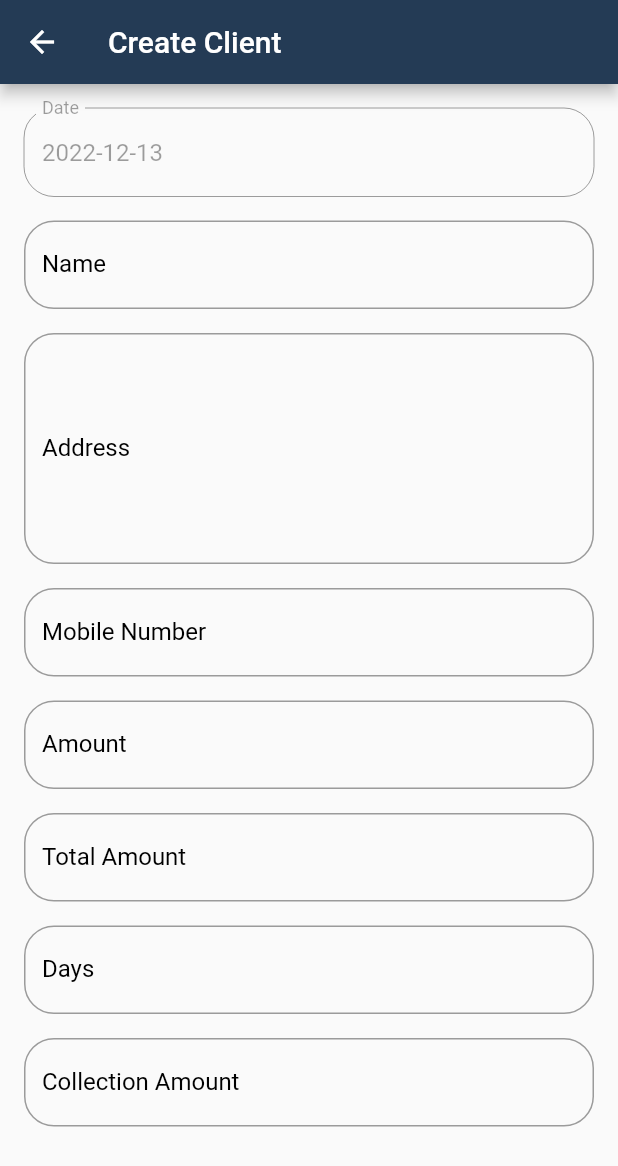
After one commit to mr-j-shah/arihant, a Flutter app: the addclient screen opened directly, on a phone screen of 412 x 824 dp. The commit adds this screen. Shown: the top 1166 px of the screen. Run offline on Flutter 3.47's test engine with Material 2 defaults, Android fonts, the phone set to English and light mode, and no system bars; missing offline and left inert: flutter_session_manager.

Commit message:
add clinet form design

```diff
--- /dev/null
+++ b/arihant/lib/screens/addclient.dart
@@ -0,0 +1,243 @@
+// ignore_for_file: camel_case_types
+
+import 'package:flutter/material.dart';
+import 'package:intl/intl.dart';
+
+class addclient extends StatefulWidget {
+  const addclient({super.key});
+
+  @override
+  State<addclient> createState() => _addclientState();
+}
+
+class _addclientState extends State<addclient> {
+  bool isLoading = true;
+  String _date = "";
+  @override
+  void initState() {
+    getdata();
+    super.initState();
+  }
+
+  @override
+  Widget build(BuildContext context) {
+    return Scaffold(
+      appBar: AppBar(
+        title: const Text("Create Client"),
+        backgroundColor: const Color.fromRGBO(36, 59, 85, 1),
+      ),
+      body: isLoading
+          // ignore: prefer_const_constructors
+          ? Center(
+              // ignore: prefer_const_constructors
+              child: CircularProgressIndicator(
+                color: const Color.fromRGBO(36, 59, 85, 1),
+              ),
+            )
+          : Padding(
+              padding: const EdgeInsets.all(8.0),
+              child: Form(
+                autovalidateMode: AutovalidateMode.onUserInteraction,
+                child: ListView(children: [
+                  Padding(
+                    padding: const EdgeInsets.all(8.0),
+                    child: TextFormField(
+                      enabled: false,
+                      cursorColor: const Color.fromRGBO(36, 59, 85, 1),
+                      initialValue: _date,
+                      decoration: InputDecoration(
+                        labelText: "Date",
+                        border: OutlineInputBorder(
+                          borderRadius: BorderRadius.circular(20.0),
+                          borderSide: const BorderSide(color: Colors.green),
+                        ),
+                        focusedBorder: OutlineInputBorder(
+                          borderRadius: BorderRadius.circular(20.0),
+                          // ignore: prefer_const_constructors
+                          borderSide: BorderSide(
+                              color: const Color.fromRGBO(36, 59, 85, 1)),
+                        ),
+                      ),
+                    ),
+                  ),
+                  Padding(
+                    padding: const EdgeInsets.all(8.0),
+                    child: TextFormField(
+                      // enabled: false,
+                      cursorColor: const Color.fromRGBO(36, 59, 85, 1),
+                      // initialValue: ,
+                      decoration: InputDecoration(
+                        labelText: "Name",
+                        labelStyle: TextStyle(color: Colors.black),
+                        border: OutlineInputBorder(
+                          borderRadius: BorderRadius.circular(20.0),
+                          borderSide: const BorderSide(color: Colors.green),
+                        ),
+                        focusedBorder: OutlineInputBorder(
+                          borderRadius: BorderRadius.circular(20.0),
+                          // ignore: prefer_const_constructors
+                          borderSide: BorderSide(
+                              color: const Color.fromRGBO(36, 59, 85, 1)),
+                        ),
+                      ),
+                    ),
+                  ),
+                  Padding(
+                    padding: const EdgeInsets.all(8.0),
+                    child: TextFormField(
+                      maxLines: 6,
+                      // enabled: false,
+                      cursorColor: const Color.fromRGBO(36, 59, 85, 1),
+                      // initialValue: _date,
+                      decoration: InputDecoration(
+                        labelText: "Address",
+                        labelStyle: TextStyle(color: Colors.black),
+                        border: OutlineInputBorder(
+                          borderRadius: BorderRadius.circular(20.0),
+                          borderSide: const BorderSide(color: Colors.green),
+                        ),
+                        focusedBorder: OutlineInputBorder(
+                          borderRadius: BorderRadius.circular(20.0),
+                          // ignore: prefer_const_constructors
+                          borderSide: BorderSide(
+                              color: const Color.fromRGBO(36, 59, 85, 1)),
+                        ),
+                      ),
+                    ),
+                  ),
+                  Padding(
+                    padding: const EdgeInsets.all(8.0),
+                    child: TextFormField(
+                      keyboardType: TextInputType.number,
+                      // enabled: false,
+                      cursorColor: const Color.fromRGBO(36, 59, 85, 1),
+                      // initialValue: ,
+                      decoration: InputDecoration(
+                        labelText: "Mobile Number",
+                        labelStyle: TextStyle(color: Colors.black),
+                        border: OutlineInputBorder(
+                          borderRadius: BorderRadius.circular(20.0),
+                          borderSide: const BorderSide(color: Colors.green),
+                        ),
+                        focusedBorder: OutlineInputBorder(
+                          borderRadius: BorderRadius.circular(20.0),
+                          // ignore: prefer_const_constructors
+                          borderSide: BorderSide(
+                              color: const Color.fromRGBO(36, 59, 85, 1)),
+                        ),
+                      ),
+                    ),
+                  ),
+                  Padding(
+                    padding: const EdgeInsets.all(8.0),
+                    child: TextFormField(
+                      keyboardType: TextInputType.number,
+                      // enabled: false,
+                      cursorColor: const Color.fromRGBO(36, 59, 85, 1),
+                      // initialValue: ,
+                      decoration: InputDecoration(
+                        labelText: "Amount",
+                        labelStyle: TextStyle(color: Colors.black),
+                        border: OutlineInputBorder(
+                          borderRadius: BorderRadius.circular(20.0),
+                          borderSide: const BorderSide(color: Colors.green),
+                        ),
+                        focusedBorder: OutlineInputBorder(
+                          borderRadius: BorderRadius.circular(20.0),
+                          // ignore: prefer_const_constructors
+                          borderSide: BorderSide(
+                              color: const Color.fromRGBO(36, 59, 85, 1)),
+                        ),
+                      ),
+                    ),
+                  ),
+                  Padding(
+                    padding: const EdgeInsets.all(8.0),
+                    child: TextFormField(
+                      keyboardType: TextInputType.number,
+                      // enabled: false,
+                      cursorColor: const Color.fromRGBO(36, 59, 85, 1),
+                      // initialValue: ,
+                      decoration: InputDecoration(
+                        labelText: "Total Amount",
+                        labelStyle: TextStyle(color: Colors.black),
+                        border: OutlineInputBorder(
+                          borderRadius: BorderRadius.circular(20.0),
+                          borderSide: const BorderSide(color: Colors.green),
+                        ),
+                        focusedBorder: OutlineInputBorder(
+                          borderRadius: BorderRadius.circular(20.0),
+                          // ignore: prefer_const_constructors
+                          borderSide: BorderSide(
+                              color: const Color.fromRGBO(36, 59, 85, 1)),
+                        ),
+                      ),
+                    ),
+                  ),
+                  Padding(
+                    padding: const EdgeInsets.all(8.0),
+                    child: TextFormField(
+                      // enabled: false,
+                      keyboardType: TextInputType.number,
+                      cursorColor: const Color.fromRGBO(36, 59, 85, 1),
+                      // initialValue: ,
+                      decoration: InputDecoration(
+                        labelText: "Days",
+                        labelStyle: TextStyle(color: Colors.black),
+                        border: OutlineInputBorder(
+                          borderRadius: BorderRadius.circular(20.0),
+                          borderSide: const BorderSide(color: Colors.green),
+                        ),
+                        focusedBorder: OutlineInputBorder(
+                          borderRadius: BorderRadius.circular(20.0),
+                          // ignore: prefer_const_constructors
+                          borderSide: BorderSide(
+                              color: const Color.fromRGBO(36, 59, 85, 1)),
+                        ),
+                      ),
+                    ),
+                  ),
+                  Padding(
+                    padding: const EdgeInsets.all(8.0),
+                    child: TextFormField(
+                      validator: ((value) {
+                        if (value == null) {
+                          return "Enter Collection amount";
+                        }
+                      }),
+                      keyboardType: TextInputType.number,
+                      // enabled: false,
+                      cursorColor: const Color.fromRGBO(36, 59, 85, 1),
+                      // initialValue: ,
+                      decoration: InputDecoration(
+                        labelText: "Collection Amount",
+                        labelStyle: TextStyle(color: Colors.black),
+                        border: OutlineInputBorder(
+                          borderRadius: BorderRadius.circular(20.0),
+                          borderSide: const BorderSide(color: Colors.green),
+                        ),
+                        focusedBorder: OutlineInputBorder(
+                          borderRadius: BorderRadius.circular(20.0),
+                          // ignore: prefer_const_constructors
+                          borderSide: BorderSide(
+                              color: const Color.fromRGBO(36, 59, 85, 1)),
+                        ),
+                      ),
+                    ),
+                  ),
+                ]),
+              ),
+            ),
+    );
+  }
+
+  getdata() {
+    final DateTime now = DateTime.now();
+    final DateFormat formatter = DateFormat('yyyy-MM-dd');
+    final String formatted = formatter.format(now);
+    setState(() {
+      isLoading = false;
+      _date = formatted;
+    });
+  }
+}
--- a/arihant/pubspec.yaml
+++ b/arihant/pubspec.yaml
@@ -38,6 +38,7 @@ dependencies:
   cupertino_icons: ^1.0.2
   flutter_session_manager: ^1.0.3
   http: ^0.13.5
+  intl: ^0.17.0
 
 dev_dependencies:
   flutter_test:
```
Also changed, not shown: arihant/lib/screens/addcollection.dart (+57 -3 lines), arihant/lib/screens/home.dart (+12 -4 lines), arihant/lib/screens/login.dart (+12 -10 lines), arihant/pubspec.lock, 1 other file.
